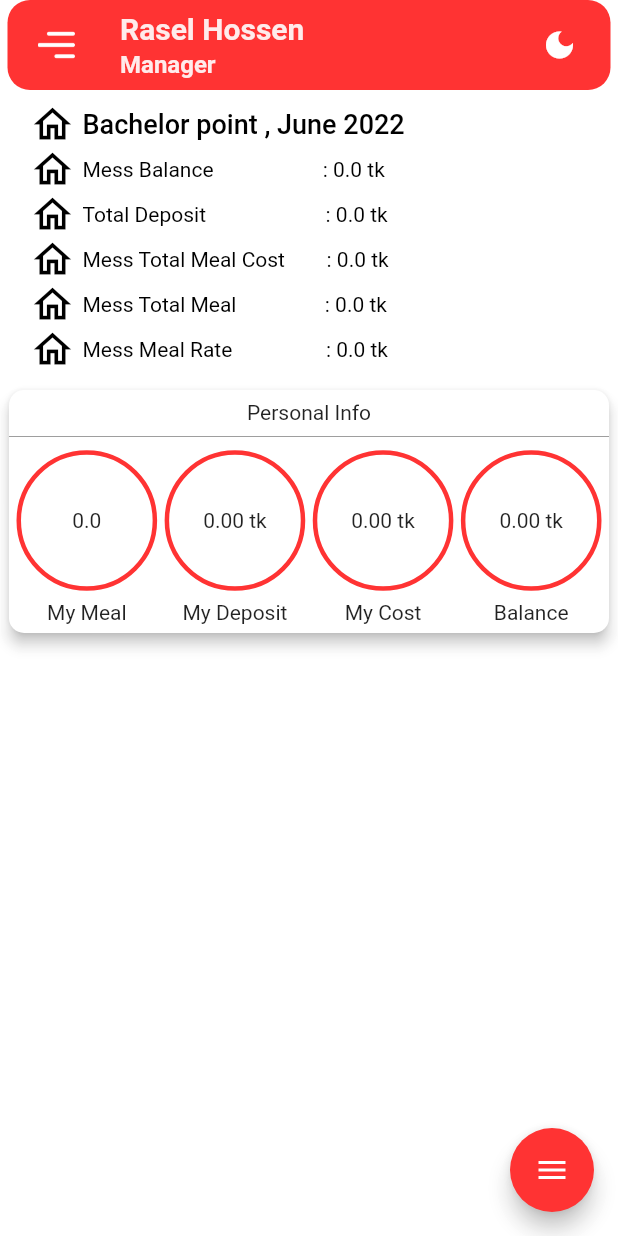
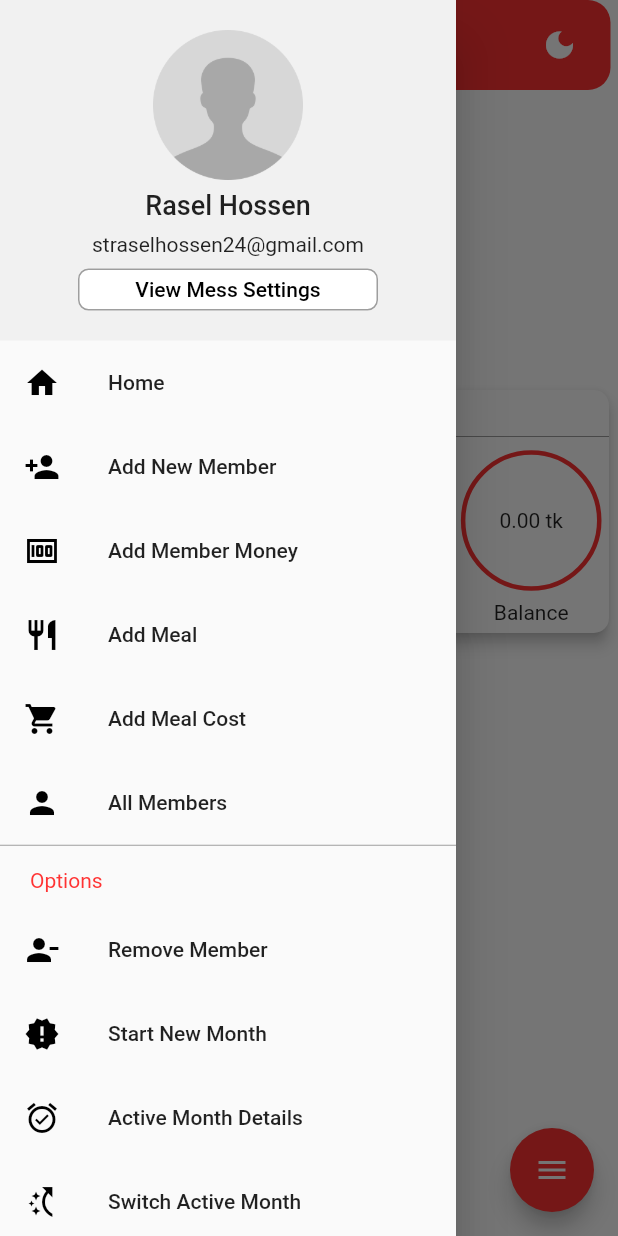
Before and after one commit to raselhossen125/mess_manager, a Flutter app: the screen it shows after launch, with the side drawer open (before the commit the screen has no drawer), on a phone screen of 412 x 824 dp. Run offline on Flutter 3.47's test engine with Material 2 defaults, Android fonts, the phone set to English and light mode, and no system bars; drawn by our look-alikes of flutter_speed_dial.

Commit message:
drawer add

```diff
--- a/lib/main.dart
+++ b/lib/main.dart
@@ -2,6 +2,8 @@ import 'package:flutter/material.dart';
 import 'package:mess_manager/pages/home_page.dart';
 import 'package:mess_manager/providers/meal_provider.dart';
 import 'package:provider/provider.dart';
+
+import 'pages/add_meal_page.dart';
 
 void main() {
   runApp(
@@ -28,6 +30,7 @@ class MyApp extends StatelessWidget {
       initialRoute: HomePage.routeName,
       routes: {
         HomePage.routeName: (context) => HomePage(),
+        AddMealPage.routeName: (context) => AddMealPage(),
       },
     );
   }
--- a/lib/pages/home_page.dart
+++ b/lib/pages/home_page.dart
@@ -1,12 +1,14 @@
-// ignore_for_file: prefer_const_constructors, use_key_in_widget_constructors, prefer_const_literals_to_create_immutables, sized_box_for_whitespace, must_be_immutable, unused_local_variable
+// ignore_for_file: prefer_const_constructors, use_key_in_widget_constructors, prefer_const_literals_to_create_immutables, sized_box_for_whitespace, must_be_immutable, unused_local_variable, unused_field, prefer_final_fields
 
 import 'package:flutter/material.dart';
 import 'package:flutter_speed_dial/flutter_speed_dial.dart';
+import 'package:mess_manager/pages/add_meal_page.dart';
 import 'package:mess_manager/providers/meal_provider.dart';
 import 'package:provider/provider.dart';
 import '../untils/custom_colors.dart';
 import '../widgets/custom_container_widget.dart';
 import '../widgets/custom_row_widget.dart';
+import '../widgets/drawer_widget.dart';
 
 class HomePage extends StatefulWidget {
   static const routeName = '/home-page';
@@ -16,6 +18,8 @@ class HomePage extends StatefulWidget {
 }
 
 class _HomePageState extends State<HomePage> {
+  GlobalKey<ScaffoldState> _scaffoldKey = GlobalKey<ScaffoldState>();
+
   @override
   Widget build(BuildContext context) {
     Color myBGColor = Provider.of<MealProvider>(context).isDark
@@ -26,6 +30,8 @@ class _HomePageState extends State<HomePage> {
         : Colors.black;
     return Scaffold(
       backgroundColor: myBGColor,
+      key: _scaffoldKey,
+      drawer: DrawerWidget(),
       body: SafeArea(
         child: Column(
           children: [
@@ -38,14 +44,20 @@ class _HomePageState extends State<HomePage> {
                   borderRadius: BorderRadius.circular(15),
                   color: CustomColors.appColor,
                 ),
+                // TODO custom app bar start
                 child: Row(
                   children: [
                     SizedBox(width: 20),
-                    Image.asset(
-                      'images/menu.png',
-                      height: 25,
-                      width: 25,
-                      fit: BoxFit.cover,
+                    InkWell(
+                      onTap: () {
+                        _scaffoldKey.currentState?.openDrawer();
+                      },
+                      child: Image.asset(
+                        'images/menu.png',
+                        height: 25,
+                        width: 25,
+                        fit: BoxFit.cover,
+                      ),
                     ),
                     SizedBox(width: 30),
                     Column(
@@ -91,6 +103,7 @@ class _HomePageState extends State<HomePage> {
             Expanded(
               child: ListView(
                 children: [
+                  // TODO mess calculation ndetails start
                   Padding(
                     padding:
                         const EdgeInsets.symmetric(horizontal: 20, vertical: 8),
@@ -152,6 +165,7 @@ class _HomePageState extends State<HomePage> {
                       ],
                     ),
                   ),
+                  // TODO personal informations card start
                   Container(
                     height: 170,
                     padding: EdgeInsets.only(left: 2, right: 2),
@@ -234,12 +248,15 @@ class _HomePageState extends State<HomePage> {
                       ),
                     ),
                   ),
+                  // TODO total members details start
+
                 ],
               ),
             ),
           ],
         ),
       ),
+      // TODO floating action button start
       floatingActionButton: SpeedDial(
         icon: Icons.add,
         activeIcon: Icons.add,
@@ -253,6 +270,9 @@ class _HomePageState extends State<HomePage> {
         curve: Curves.bounceIn,
         children: [
           SpeedDialChild(
+            onTap: () {
+              Navigator.of(context).pushNamed(AddMealPage.routeName);
+            },
             backgroundColor: CustomColors.appColor,
             labelBackgroundColor: CustomColors.appColor,
             child: Icon(
--- /dev/null
+++ b/lib/widgets/drawer_listTile_widget.dart
@@ -0,0 +1,29 @@
+// ignore_for_file: prefer_const_constructors, prefer_const_constructors_in_immutables, use_key_in_widget_constructors
+
+import 'package:flutter/material.dart';
+
+class DrawerListTileWidget extends StatelessWidget {
+  final IconData icon;
+  final String text;
+  final VoidCallback onPressed;
+
+  DrawerListTileWidget({
+    required this.icon,
+    required this.text,
+    required this.onPressed,
+  });
+
+  @override
+  Widget build(BuildContext context) {
+    return InkWell(
+      onTap: onPressed,
+      child: ListTile(
+        leading: Icon(
+          icon,
+          color: Colors.black,
+        ),
+        title: Text(text),
+      ),
+    );
+  }
+}
--- /dev/null
+++ b/lib/widgets/drawer_widget.dart
@@ -0,0 +1,201 @@
+// ignore_for_file: prefer_const_constructors, sized_box_for_whitespace, prefer_const_literals_to_create_immutables, unused_local_variable
+
+import 'package:flutter/material.dart';
+import 'package:mess_manager/pages/home_page.dart';
+import 'package:mess_manager/untils/custom_colors.dart';
+
+import '../pages/add_meal_page.dart';
+import 'drawer_listTile_widget.dart';
+
+class DrawerWidget extends StatelessWidget {
+  const DrawerWidget({Key? key}) : super(key: key);
+
+  @override
+  Widget build(BuildContext context) {
+    return Drawer(
+      child: SafeArea(
+        child: Column(
+          children: [
+            // TODO drawer header start
+            Container(
+              width: double.infinity,
+              color: Colors.grey.withOpacity(0.1),
+              child: Column(
+                children: [
+                  SizedBox(height: 20),
+                  Image.asset(
+                    'images/R.png',
+                    height: 100,
+                    width: 100,
+                    fit: BoxFit.cover,
+                  ),
+                  SizedBox(height: 6),
+                  Text(
+                    'Rasel Hossen',
+                    style: TextStyle(fontWeight: FontWeight.w500, fontSize: 18),
+                  ),
+                  SizedBox(height: 8),
+                  Text(
+                    'straselhossen24@gmail.com',
+                    style: TextStyle(fontSize: 14),
+                  ),
+                  SizedBox(height: 8),
+                  Container(
+                    height: 28,
+                    width: 200,
+                    margin: EdgeInsets.only(bottom: 20),
+                    child: OutlinedButton(
+                      style: OutlinedButton.styleFrom(
+                        primary: Colors.black,
+                        backgroundColor: Colors.white,
+                        shape: RoundedRectangleBorder(
+                          borderRadius: BorderRadius.circular(7),
+                        ),
+                        side: BorderSide(
+                          color: Colors.grey,
+                          width: 1,
+                        ),
+                      ),
+                      child: Text('View Mess Settings'),
+                      onPressed: () {},
+                    ),
+                  ),
+                ],
+              ),
+            ),
+            // TODO option start
+            Expanded(
+              child: ListView(
+                children: [
+                  DrawerListTileWidget(
+                    icon: Icons.home,
+                    text: 'Home',
+                    onPressed: () {
+                      Navigator.of(context)
+                          .pushReplacementNamed(HomePage.routeName);
+                    },
+                  ),
+                  DrawerListTileWidget(
+                    icon: Icons.person_add,
+                    text: 'Add New Member',
+                    onPressed: () {
+                      Navigator.of(context)
+                          .pushReplacementNamed(HomePage.routeName);
+                    },
+                  ),
+                  DrawerListTileWidget(
+                    icon: Icons.money,
+                    text: 'Add Member Money',
+                    onPressed: () {
+                      Navigator.of(context)
+                          .pushReplacementNamed(HomePage.routeName);
+                    },
+                  ),
+                  DrawerListTileWidget(
+                    icon: Icons.restaurant,
+                    text: 'Add Meal',
+                    onPressed: () {
+                      Navigator.of(context)
+                          .pushNamed(AddMealPage.routeName)
+                          .then((value) {
+                        Navigator.of(context)
+                            .pushReplacementNamed(HomePage.routeName);
+                      });
+                    },
+                  ),
+                  DrawerListTileWidget(
+                    icon: Icons.shopping_cart,
+                    text: 'Add Meal Cost',
+                    onPressed: () {
+                      Navigator.of(context)
+                          .pushReplacementNamed(HomePage.routeName);
+                    },
+                  ),
+                  DrawerListTileWidget(
+                    icon: Icons.person,
+                    text: 'All Members',
+                    onPressed: () {
+                      Navigator.of(context)
+                          .pushReplacementNamed(HomePage.routeName);
+                    },
+                  ),
+                  Divider(
+                    color: Colors.grey,
+                    height: 1,
+                  ),
+                  Padding(
+                    padding: EdgeInsets.only(left: 20, top: 15, bottom: 10),
+                    child: Text(
+                      'Options',
+                      style: TextStyle(color: CustomColors.appColor),
+                    ),
+                  ),
+                  DrawerListTileWidget(
+                    icon: Icons.person_remove,
+                    text: 'Remove Member',
+                    onPressed: () {
+                      Navigator.of(context)
+                          .pushReplacementNamed(HomePage.routeName);
+                    },
+                  ),
+                  DrawerListTileWidget(
+                    icon: Icons.new_releases,
+                    text: 'Start New Month',
+                    onPressed: () {
+                      Navigator.of(context)
+                          .pushReplacementNamed(HomePage.routeName);
+                    },
+                  ),
+                  DrawerListTileWidget(
+                    icon: Icons.alarm_on,
+                    text: 'Active Month Details',
+                    onPressed: () {
+                      Navigator.of(context)
+                          .pushReplacementNamed(HomePage.routeName);
+                    },
+                  ),
+                  DrawerListTileWidget(
+                    icon: Icons.switch_access_shortcut,
+                    text: 'Switch Active Month',
+                    onPressed: () {
+                      Navigator.of(context)
+                          .pushReplacementNamed(HomePage.routeName);
+                    },
+                  ),
+                  Container(
+                    height: 35,
+                    width: 100,
+                    margin: EdgeInsets.only(bottom: 20),
+                    child: Padding(
+                      padding: const EdgeInsets.symmetric(horizontal: 90),
+                      child: OutlinedButton(
+                        style: OutlinedButton.styleFrom(
+                          primary: Colors.black,
+                          backgroundColor: Colors.white,
+                          shape: RoundedRectangleBorder(
+                            borderRadius: BorderRadius.circular(7),
+                          ),
+                          side: BorderSide(
+                            color: CustomColors.appColor,
+                            width: 1.5,
+                          ),
+                        ),
+                        child: Text(
+                          'Log Out',
+                          style: TextStyle(
+                              fontWeight: FontWeight.bold,
+                              color: CustomColors.appColor),
+                        ),
+                        onPressed: () {},
+                      ),
+                    ),
+                  ),
+                ],
+              ),
+            ),
+          ],
+        ),
+      ),
+    );
+  }
+}
```
Also changed, not shown: lib/models/person_models.dart (added, +34 -0 lines), lib/pages/add_meal_page.dart (+24 -0 lines), lib/widgets/custom_appbar_widget.dart (added, +20 -0 lines), images/R.png (added).
